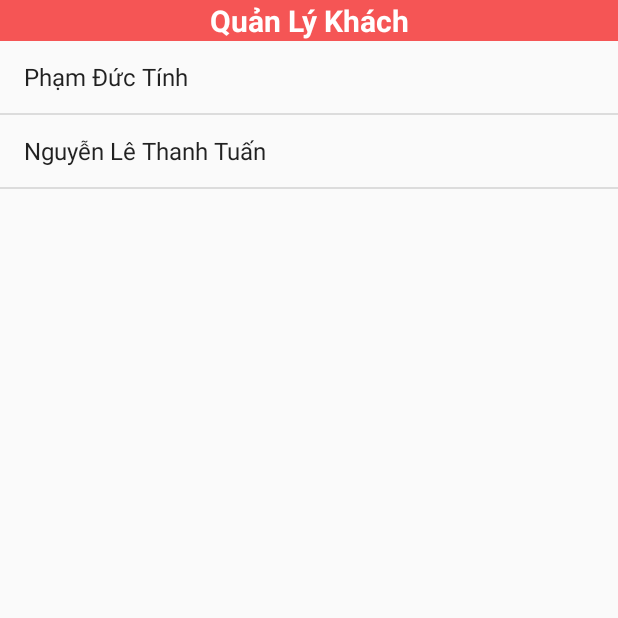
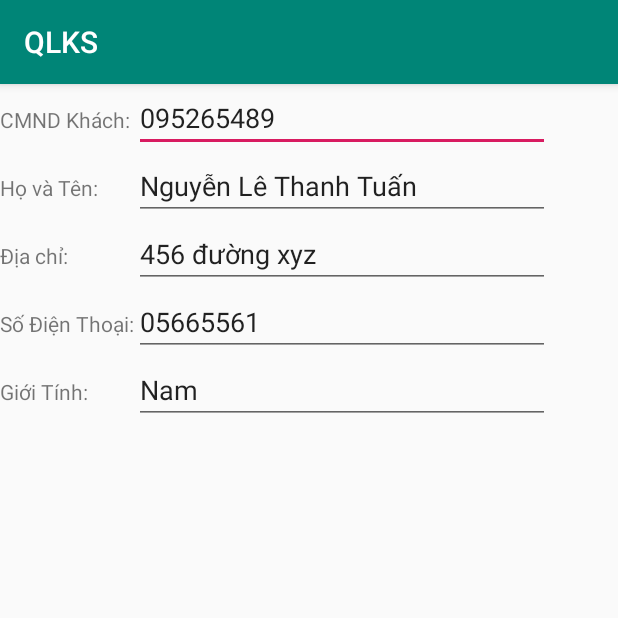
Before and after one commit to trvthanh/Android_QLKS, an Android app: the QLKhachActivity screen opened directly, with no data from a screen before it, after a tap on "Nguyễn Lê Thanh Tuấn", on a phone screen of 412 x 824 dp, the top half of it. Run offline under Robolectric (Android 15) with nearby library versions, the phone set to English and light mode, and no system bars.

Commit message:
Thanh Tuan: Them chuc nang xem chi tiet khach hang

```diff
--- a/app/src/main/AndroidManifest.xml
+++ b/app/src/main/AndroidManifest.xml
@@ -20,11 +20,12 @@
         <activity android:name=".QLKhachActivity" />
         <activity android:name=".QLNVActivity" />
         <activity android:name=".QLPhongActivity" />
-        <activity android:name=".ChiTietPhongActivity"/>
-        <activity android:name=".Chitietnhanvien"/>
-        <activity android:name=".chitietdv"></activity>
-        <activity android:name=".ThemPhong"></activity>
-        <activity android:name=".ThemDichVuActivity"></activity>
+        <activity android:name=".ChiTietPhongActivity" />
+        <activity android:name=".Chitietnhanvien" />
+        <activity android:name=".chitietdv" />
+        <activity android:name=".ThemPhong" />
+        <activity android:name=".ThemDichVuActivity" />
+        <activity android:name=".ChiTietKhach"></activity>
     </application>
 
 </manifest>
--- /dev/null
+++ b/app/src/main/java/com/trvthanh/qlks/ChiTietKhach.java
@@ -0,0 +1,30 @@
+package com.trvthanh.qlks;
+
+import android.content.Intent;
+import android.support.v7.app.AppCompatActivity;
+import android.os.Bundle;
+import android.widget.EditText;
+import android.widget.Toast;
+
+public class ChiTietKhach extends AppCompatActivity {
+
+    @Override
+    protected void onCreate(Bundle savedInstanceState) {
+        super.onCreate(savedInstanceState);
+        setContentView(R.layout.chi_tiet_khach);
+
+        final Intent intent=getIntent();
+        EditText et1=(EditText)findViewById(R.id.edittext1);
+        EditText et2=(EditText)findViewById(R.id.edittext2);
+        EditText et3=(EditText)findViewById(R.id.edittext3);
+        EditText et4=(EditText)findViewById(R.id.edittext4);
+        EditText et5=(EditText)findViewById(R.id.edittext5);
+
+
+        et1.setText(intent.getStringExtra(QLKhachActivity.CMNDKH));
+        et2.setText(intent.getStringExtra(QLKhachActivity.TENKH));
+        et3.setText(intent.getStringExtra(QLKhachActivity.DCKH));
+        et4.setText(intent.getStringExtra(QLKhachActivity.SDTKH));
+        et5.setText(intent.getStringExtra(QLKhachActivity.GIOITINHKH));
+    }
+}
--- a/app/src/main/java/com/trvthanh/qlks/QLKhachActivity.java
+++ b/app/src/main/java/com/trvthanh/qlks/QLKhachActivity.java
@@ -11,7 +11,6 @@ import android.widget.ArrayAdapter;
 import android.widget.Button;
 import android.widget.ListView;
 import android.widget.Toast;
-
 import java.util.ArrayList;
 
 public class QLKhachActivity extends Activity {
@@ -20,12 +19,17 @@ public class QLKhachActivity extends Activity {
     private ListView lv;
     private ArrayAdapter<Khach> Adapter;
 
+    public static final String CMNDKH   = "CMNDKhachHang";
+    public static final String TENKH = "TenKH";
+    public static final String DCKH = "DiaChiKH";
+    public static final String SDTKH = "SDTKH";
+    public static final String GIOITINHKH = "GioiTinhKH";
+
     @Override
     protected void onCreate(Bundle savedInstanceState) {
         super.onCreate(savedInstanceState);
         this.requestWindowFeature(Window.FEATURE_NO_TITLE);
         setContentView(R.layout.qlkhach_layout);
-
 
         //lay tat ca khach
 
@@ -37,11 +41,17 @@ public class QLKhachActivity extends Activity {
         lv.setAdapter(Adapter);
         Toast.makeText(getApplicationContext(),Laykhach.size()+"",Toast.LENGTH_LONG).show();
 
-
+        //truyen du lieu vao CMNDKH, TENKH....
         lv.setOnItemClickListener(new AdapterView.OnItemClickListener() {
             @Override
             public void onItemClick(AdapterView<?> parent, View view, int position, long id) {
-                Toast.makeText(getApplicationContext(),Laykhach.get(position).getCMND()+"",Toast.LENGTH_LONG).show();;
+                Intent intent = new Intent(QLKhachActivity.this,ChiTietKhach.class);
+                intent.putExtra(CMNDKH,Laykhach.get(position).getCMND());
+                intent.putExtra(TENKH, Laykhach.get(position).getTen());
+                intent.putExtra(DCKH, Laykhach.get(position).getDiaChi());
+                intent.putExtra(SDTKH, Laykhach.get(position).getSDT());
+                intent.putExtra(GIOITINHKH, Laykhach.get(position).getGioiTinh());
+                startActivity(intent);
             }
         });
     }
--- /dev/null
+++ b/app/src/main/res/layout/chi_tiet_khach.xml
@@ -0,0 +1,85 @@
+<?xml version="1.0" encoding="utf-8"?>
+<android.support.constraint.ConstraintLayout xmlns:android="http://schemas.android.com/apk/res/android"
+    xmlns:app="http://schemas.android.com/apk/res-auto"
+    xmlns:tools="http://schemas.android.com/tools"
+    android:layout_width="match_parent"
+    android:layout_height="match_parent"
+    tools:context=".ChiTietKhach">
+
+    <TableLayout
+        android:layout_width="368dp"
+        android:layout_height="495dp"
+        tools:layout_editor_absoluteX="8dp"
+        tools:layout_editor_absoluteY="8dp">
+
+        <TableRow
+            android:layout_width="match_parent"
+            android:layout_height="match_parent">
+            <TextView
+                android:layout_width="wrap_content"
+                android:layout_height="wrap_content"
+                android:text="CMND Khách:"/>
+            <EditText
+                android:layout_width="wrap_content"
+                android:layout_height="wrap_content"
+                android:ems="13"
+                android:id="@+id/edittext1"/>
+        </TableRow>
+
+        <TableRow
+            android:layout_width="match_parent"
+            android:layout_height="match_parent">
+            <TextView
+                android:layout_width="wrap_content"
+                android:layout_height="wrap_content"
+                android:text="Họ và Tên:"/>
+            <EditText
+                android:layout_width="wrap_content"
+                android:layout_height="wrap_content"
+                android:ems="13"
+                android:id="@+id/edittext2"/>
+        </TableRow>
+
+        <TableRow
+            android:layout_width="match_parent"
+            android:layout_height="match_parent">
+            <TextView
+                android:layout_width="wrap_content"
+                android:layout_height="wrap_content"
+                android:text="Địa chỉ:"/>
+            <EditText
+                android:layout_width="wrap_content"
+                android:layout_height="wrap_content"
+                android:ems="13"
+                android:id="@+id/edittext3"/>
+        </TableRow>
+
+        <TableRow
+            android:layout_width="match_parent"
+            android:layout_height="match_parent">
+            <TextView
+                android:layout_width="wrap_content"
+                android:layout_height="wrap_content"
+                android:text="Số Điện Thoại:"/>
+            <EditText
+                android:layout_width="wrap_content"
+                android:layout_height="wrap_content"
+                android:ems="13"
+                android:id="@+id/edittext4"/>
+        </TableRow>
+
+        <TableRow
+            android:layout_width="match_parent"
+            android:layout_height="match_parent">
+            <TextView
+                android:layout_width="wrap_content"
+                android:layout_height="wrap_content"
+                android:text="Giới Tính:"/>
+            <EditText
+                android:layout_width="wrap_content"
+                android:layout_height="wrap_content"
+                android:ems="13"
+                android:id="@+id/edittext5"/>
+        </TableRow>
+    </TableLayout>
+</android.support.constraint.ConstraintLayout>
```
